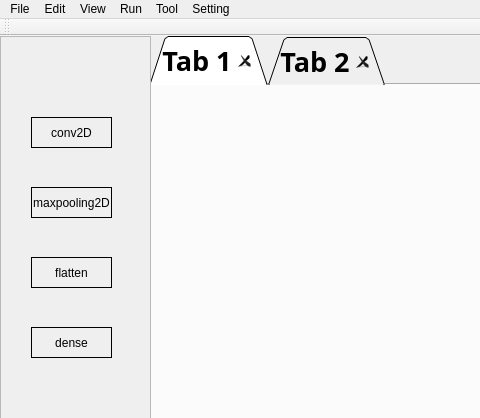
Above: ui code/p2.ui from BeeYaProject2021/PyQt before the change; both pictures show x 0 to 480 and y 0 to 418 of the 960 by 780 pixel window. Below: the same form after it.
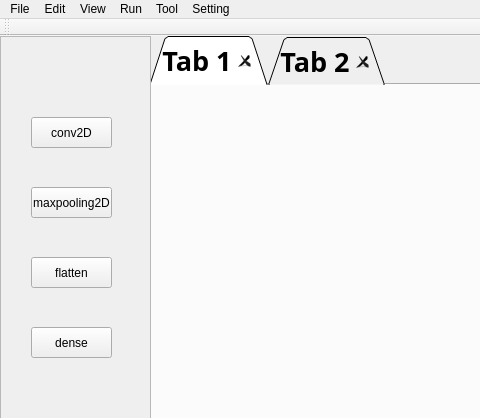
That is the form after the change. Icons and pictures are not drawn.

What changed in the file:
```diff
--- a/ui code/p2.ui
+++ b/ui code/p2.ui
@@ -139,7 +139,7 @@
        <height>749</height>
       </rect>
      </property>
-     <widget class="QLabel" name="conv2D_2">
+     <widget class="QPushButton" name="conv2D">
       <property name="geometry">
        <rect>
         <x>30</x>
@@ -148,29 +148,11 @@
         <height>31</height>
        </rect>
       </property>
-      <property name="frameShape">
-       <enum>QFrame::Panel</enum>
-      </property>
-      <property name="lineWidth">
-       <number>1</number>
-      </property>
-      <property name="midLineWidth">
-       <number>0</number>
-      </property>
       <property name="text">
        <string>conv2D</string>
       </property>
-      <property name="textFormat">
-       <enum>Qt::AutoText</enum>
-      </property>
-      <property name="scaledContents">
-       <bool>false</bool>
-      </property>
-      <property name="alignment">
-       <set>Qt::AlignCenter</set>
-      </property>
      </widget>
-     <widget class="QLabel" name="maxpooling2D">
+     <widget class="QPushButton" name="maxpooling2D">
       <property name="geometry">
        <rect>
         <x>30</x>
@@ -179,23 +161,11 @@
         <height>31</height>
        </rect>
       </property>
-      <property name="frameShape">
-       <enum>QFrame::Panel</enum>
-      </property>
       <property name="text">
        <string>maxpooling2D</string>
       </property>
-      <property name="textFormat">
-       <enum>Qt::AutoText</enum>
-      </property>
-      <property name="scaledContents">
-       <bool>false</bool>
-      </property>
-      <property name="alignment">
-       <set>Qt::AlignCenter</set>
-      </property>
      </widget>
-     <widget class="QLabel" name="flatten_2">
+     <widget class="QPushButton" name="flatten">
       <property name="geometry">
        <rect>
         <x>30</x>
@@ -204,23 +174,11 @@
         <height>31</height>
        </rect>
       </property>
-      <property name="frameShape">
-       <enum>QFrame::Panel</enum>
-      </property>
       <property name="text">
        <string>flatten</string>
       </property>
-      <property name="textFormat">
-       <enum>Qt::AutoText</enum>
-      </property>
-      <property name="scaledContents">
-       <bool>false</bool>
-      </property>
-      <property name="alignment">
-       <set>Qt::AlignCenter</set>
-      </property>
      </widget>
-     <widget class="QLabel" name="dense_2">
+     <widget class="QPushButton" name="dense">
       <property name="geometry">
        <rect>
         <x>30</x>
@@ -229,24 +187,9 @@
         <height>31</height>
        </rect>
       </property>
-      <property name="frameShape">
-       <enum>QFrame::Panel</enum>
-      </property>
       <property name="text">
        <string>dense</string>
       </property>
-      <property name="textFormat">
-       <enum>Qt::PlainText</enum>
-      </property>
-      <property name="scaledContents">
-       <bool>false</bool>
-      </property>
-      <property name="alignment">
-       <set>Qt::AlignCenter</set>
-      </property>
-      <property name="wordWrap">
-       <bool>false</bool>
-      </property>
      </widget>
     </widget>
    </widget>
```
